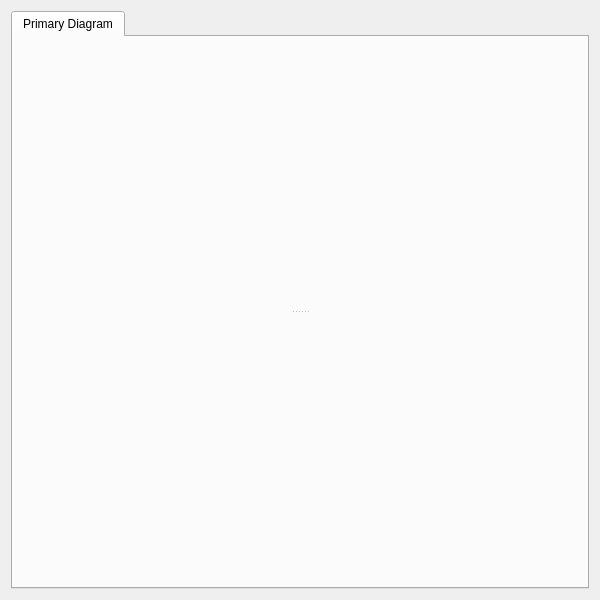
Before: the Qt Designer form UI/glitch-view.ui in textbrowser/glitch, drawn with Qt 5.
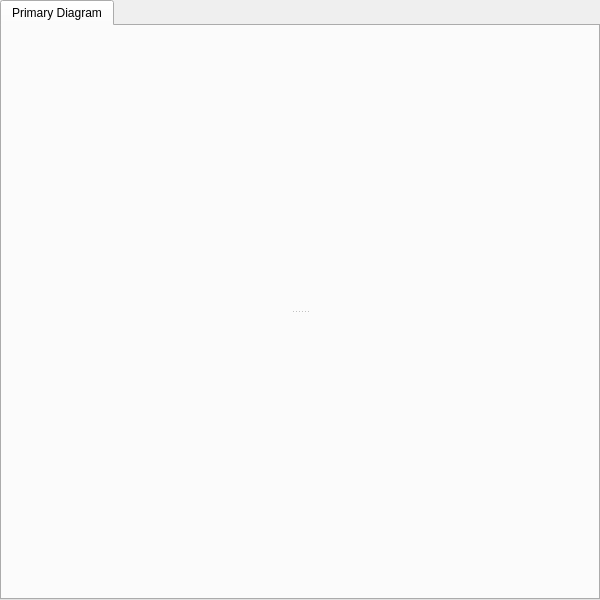
After: the same form once the commit is applied. Custom widgets are drawn as their Qt base class.

Commit message: Removed tab margins.

What changed in the file:
```diff
--- a/UI/glitch-view.ui
+++ b/UI/glitch-view.ui
@@ -11,6 +11,18 @@
    </rect>
   </property>
   <layout class="QVBoxLayout" name="verticalLayout_2">
+   <property name="leftMargin">
+    <number>0</number>
+   </property>
+   <property name="topMargin">
+    <number>0</number>
+   </property>
+   <property name="rightMargin">
+    <number>0</number>
+   </property>
+   <property name="bottomMargin">
+    <number>0</number>
+   </property>
    <item>
     <widget class="glitch_tab" name="tab">
      <property name="elideMode">
@@ -21,6 +33,18 @@
        <string>Primary Diagram</string>
       </attribute>
       <layout class="QVBoxLayout" name="verticalLayout">
+       <property name="leftMargin">
+        <number>0</number>
+       </property>
+       <property name="topMargin">
+        <number>0</number>
+       </property>
+       <property name="rightMargin">
+        <number>0</number>
+       </property>
+       <property name="bottomMargin">
+        <number>0</number>
+       </property>
        <item>
         <widget class="QSplitter" name="splitter">
          <property name="orientation">
```
Left out of the diff: 4 changed lines with no effect on the pictures. The commit also changes 2 other files.
